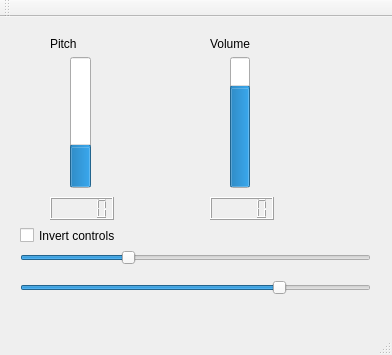
This is mainwindow.ui in Ikke007/Theremin as Qt 5 draws it before an edit. The edited form follows.
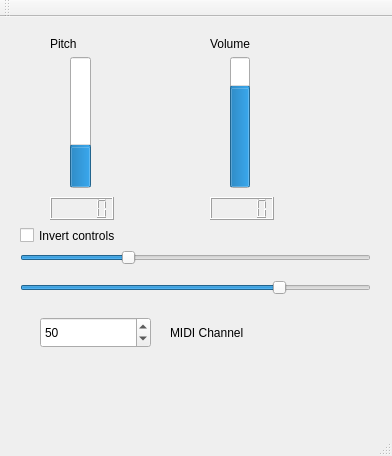
This is the edited form.

Commit message: add MidiChannel Spinner

Diff of the .ui file:
```diff
--- a/mainwindow.ui
+++ b/mainwindow.ui
@@ -7,7 +7,7 @@
     <x>0</x>
     <y>0</y>
     <width>392</width>
-    <height>355</height>
+    <height>456</height>
    </rect>
   </property>
   <property name="windowTitle">
@@ -152,6 +152,35 @@
      <enum>Qt::Horizontal</enum>
     </property>
    </widget>
+   <widget class="QSpinBox" name="midiChannel">
+    <property name="geometry">
+     <rect>
+      <x>40</x>
+      <y>300</y>
+      <width>111</width>
+      <height>31</height>
+     </rect>
+    </property>
+    <property name="maximum">
+     <number>127</number>
+    </property>
+    <property name="value">
+     <number>50</number>
+    </property>
+   </widget>
+   <widget class="QLabel" name="label_3">
+    <property name="geometry">
+     <rect>
+      <x>170</x>
+      <y>300</y>
+      <width>121</width>
+      <height>31</height>
+     </rect>
+    </property>
+    <property name="text">
+     <string>MIDI Channel</string>
+    </property>
+   </widget>
   </widget>
   <widget class="QMenuBar" name="menuBar">
    <property name="geometry">
```
Left out of the diff: 2 changed lines with no effect on the pictures. The commit also changes 4 other files.
